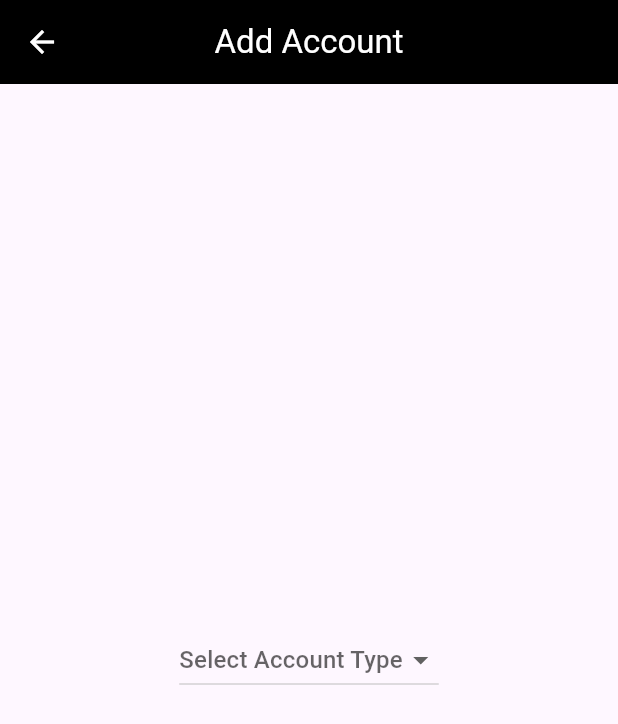
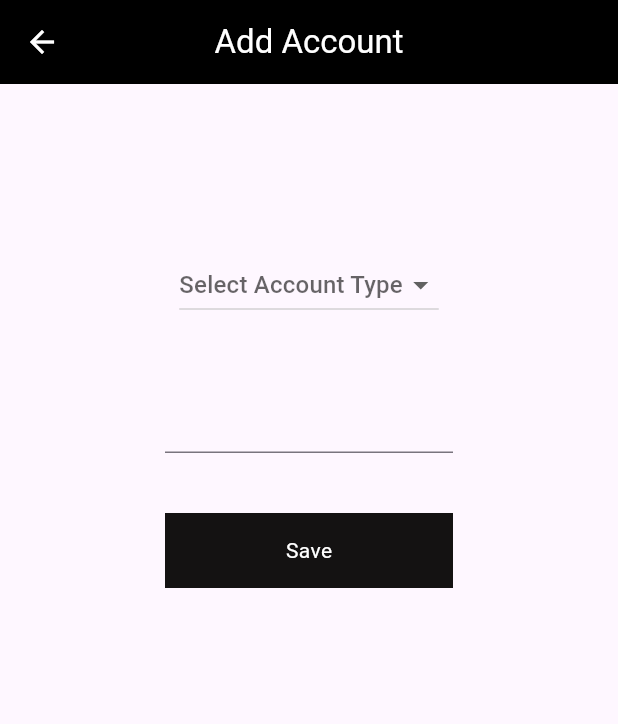
Before and after one commit to Hizar62/Expense-Tracking-App, a Flutter app: the AddAccount screen opened directly, on a phone screen of 412 x 824 dp. Shown: the top 724 px of the screen. Run offline on Flutter 3.47's test engine with Material 3 defaults, Android fonts, the phone set to English and light mode, and no system bars; our stand-ins replace carousel_slider, fl_chart, google_nav_bar.

Commit message:
add account

```diff
--- a/lib/ui/add_account.dart
+++ b/lib/ui/add_account.dart
@@ -1,3 +1,4 @@
+import 'package:expensetrackingapp/widgets/roundbutton.dart';
 import 'package:flutter/material.dart';
 
 class AddAccount extends StatefulWidget {
@@ -20,9 +21,9 @@ class _AddAccountState extends State<AddAccount> {
         centerTitle: true,
       ),
       body: Padding(
-        padding: const EdgeInsets.all(16.0),
-        child: Center(
-          child: DropdownButton(
+        padding: const EdgeInsets.all(110.0),
+        child: Column(children: [
+          DropdownButton(
             hint: const Text("Select Account Type"),
             value: valueChoose,
             onChanged: (newValue) {
@@ -37,7 +38,21 @@ class _AddAccountState extends State<AddAccount> {
               );
             }).toList(),
           ),
-        ),
+          const SizedBox(
+            height: 40,
+          ),
+          TextFormField(
+            keyboardType: TextInputType.number,
+          ),
+          const SizedBox(
+            height: 40,
+          ),
+          RoundButton(
+              title: "Save",
+              onTap: () {
+                Navigator.pop(context);
+              })
+        ]),
       ),
     );
   }
--- a/pubspec.yaml
+++ b/pubspec.yaml
@@ -37,6 +37,7 @@ dependencies:
   cupertino_icons: ^1.0.2
   carousel_slider: ^4.2.1
   fl_chart: ^0.66.0
+  google_nav_bar: ^5.0.6
 dev_dependencies:
   flutter_test:
     sdk: flutter
```
Also changed, not shown: lib/ui/add_expense.dart (+51 -0 lines), lib/ui/dashboard.dart (+35 -0 lines), lib/ui/remider.dart (added, +15 -0 lines), pubspec.lock.
